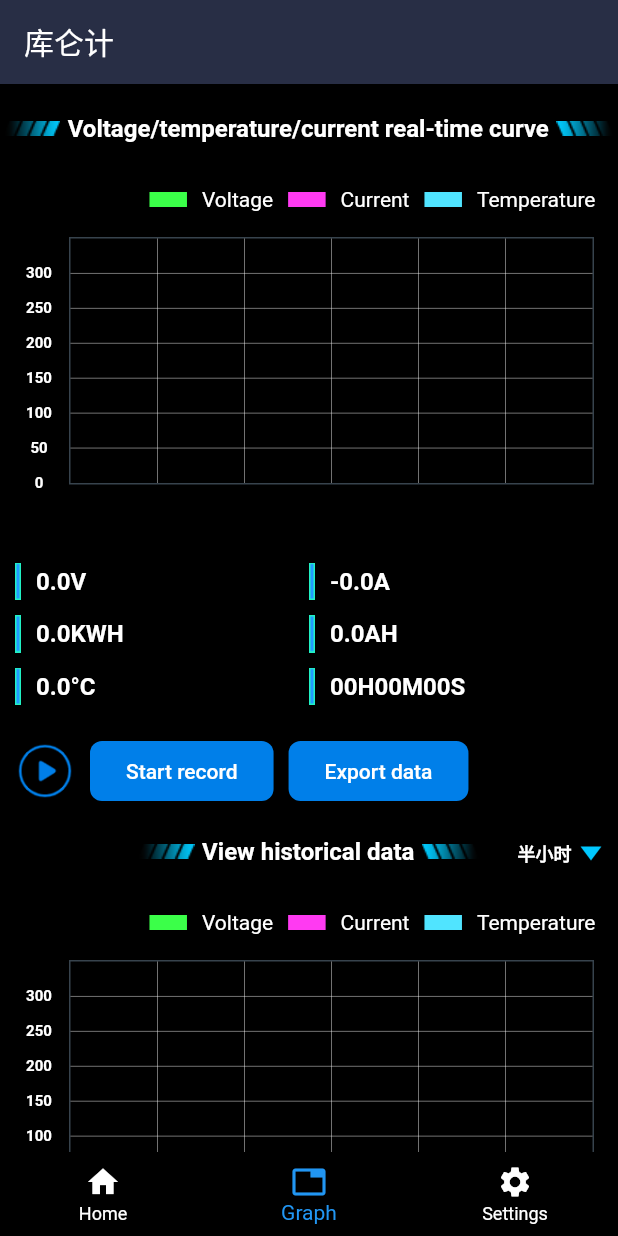
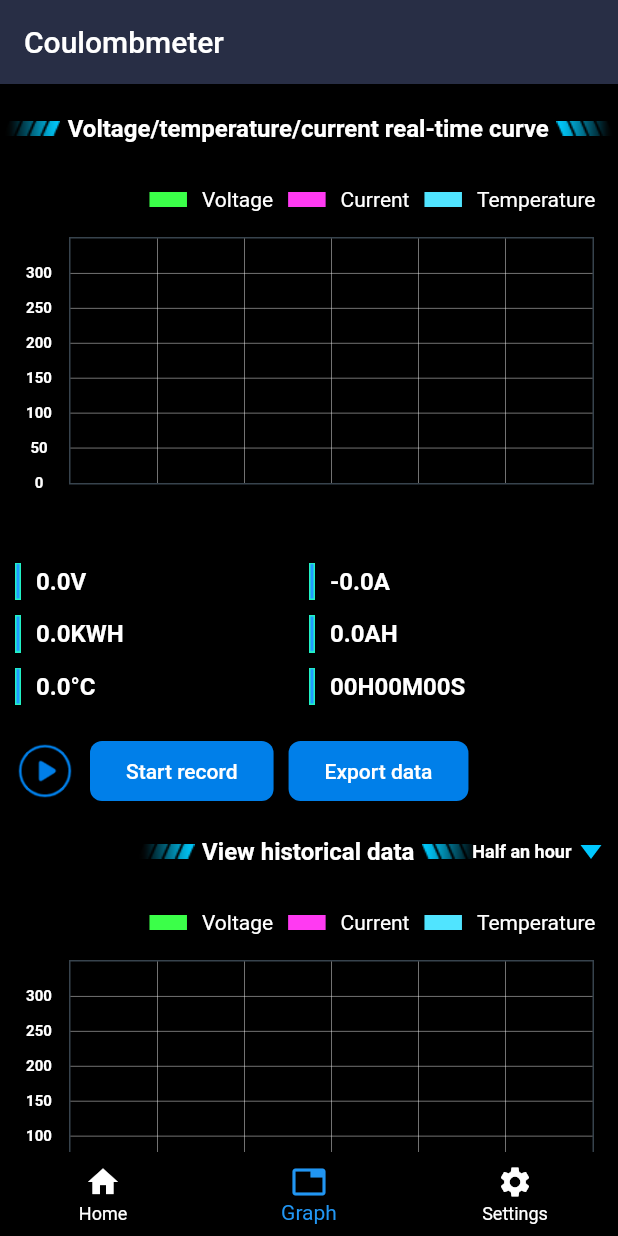
Before and after one commit to JeromeLydia/flutter_qinglan, a Flutter app: the screen it shows after launch, item 2 of the bottom bar chosen, on a phone screen of 412 x 824 dp. Run offline on Flutter 3.47's test engine with Material 2 defaults, Android fonts, the phone set to English and light mode, and no system bars; drawn by our look-alikes of fl_chart; our stand-ins replace device_info_plus, flutter_blue_plus, flutter_datetime_picker, fluttertoast, get, get_storage and 5 more; Roboto replaces fonts that are missing (Assistant).

Commit message:
的分公司的

```diff
--- a/lib/res/strings.dart
+++ b/lib/res/strings.dart
@@ -4,6 +4,7 @@ class Messages extends Translations {
   @override
   Map<String, Map<String, String>> get keys => {
         'zh_CN': {
+          '库仑计': '库仑计',
           '首页': '首页',
           '曲线图': '曲线图',
           '设置': '设置',
@@ -72,10 +73,13 @@ class Messages extends Translations {
           "请输入低温恢复值": "请输入低温恢复值",
           "请输入继电器延时": "请输入继电器延时",
           "请选择继电器工作模式": "请选择继电器工作模式",
-          "请输入上电默认输出": "请输入上电默认输出",
-          "请选择温度模式": "请选择温度模式",
+          "请选择上电默认输出": "请选择上电默认输出",
+          "请选择温控模式": "请选择温控模式",
+          "控制充电继电器": "控制充电继电器",
+          "控制放电继电器": "控制放电继电器",
           "请选择语言": "请选择语言",
           "请选择定时时间值": "请选择定时时间值",
+          "选择日期": "选择日期",
           "请选择定时模式": "请选择定时模式",
           "请输入充电电流系数微调": "请输入充电电流系数微调",
           "请输入放电电流系数微调": "请输入放电电流系数微调",
@@ -108,6 +112,7 @@ class Messages extends Translations {
           "倍": "倍",
         },
         "zh_TW": {
+          '库仑计': '庫倫計',
           '首页': '首頁',
           '曲线图': '曲線圖',
           '设置': '設置',
@@ -174,10 +179,13 @@ class Messages extends Translations {
           "请输入继电器延时": "請輸入繼電器延時",
           "请输入充电过压值": "請輸入充電過壓值",
           "请输入放电欠压值": "請輸入放電欠壓值",
-          "请输入继电器工作模式": "請輸入繼電器工作模式",
-          "请输入上电默认输出": "請輸入上電默認輸出",
-          "请输入温度控制": "請輸入溫度控制",
+          "请选择继电器工作模式": "請選擇繼電器工作模式",
+          "请选择上电默认输出": "請選擇上電默認輸出",
+          "请选择温控模式": "請選擇溫控模式",
           "请输入定时模式": "請輸入定時模式",
+          "选择日期": "選擇日期",
+          "控制充电继电器": "控制充電繼電器",
+          "控制放电继电器": "控制放電繼電器",
           "请输入充电电流系数微调": "請輸入充電電流係數微調",
           "请输入放电电流系数微调": "請輸入放電電流係數微調",
           "请输入通讯地址码": "請輸入通訊地址碼",
@@ -209,6 +217,7 @@ class Messages extends Translations {
           "倍": "倍",
         },
         'en_US': {
+          '库仑计': 'Coulombmeter',
           '首页': 'Home',
           '曲线图': 'Graph',
           '设置': 'Settings',
@@ -277,11 +286,14 @@ class Messages extends Translations {
           "请输入低温恢复值": "Please enter the low-temperature recovery value",
           "请输入继电器延时": "Please enter the relay delay time",
           "请选择继电器工作模式": "Please select the relay working mode",
-          "请输入上电默认输出": "Please enter the default output at power-on",
-          "请选择温度模式": "Please select the temperature mode",
+          "请选择上电默认输出": "Please select the default output at power-on",
+          "请选择温控模式": "Please select the temperature control mode",
           "请选择语言": "Please select the language",
           "请选择定时时间值": "Please select the timing time value",
+          "选择日期": "Select date",
           "请选择定时模式": "Please select the timing mode",
+          "控制充电继电器": "Control charging relay",
+          "控制放电继电器": "Control discharging relay",
           "请输入充电电流系数微调":
               "Please enter the fine-tuning coefficient for charging current",
           "请输入放电电流系数微调":
--- a/lib/ui/dialog/dialogs.dart
+++ b/lib/ui/dialog/dialogs.dart
@@ -451,6 +451,10 @@ void bottomSheet(List<String> list, Function ok) {
       widgets.add(
         InkWell(
             onTap: () {
+              if (i == list.length - 1) {
+                Get.back();
+                return;
+              }
               ok(i);
               Get.back();
             },
--- a/lib/ui/pages/chart/chart.dart
+++ b/lib/ui/pages/chart/chart.dart
@@ -238,17 +238,17 @@ class _ChartState extends State<Chart> {
                       children: [
                         Text(
                             _currentIndex.value == 0
-                                ? "半小时"
+                                ? "半小时".tr
                                 : _currentIndex.value == 1
-                                    ? "1小时"
+                                    ? "1小时".tr
                                     : _currentIndex.value == 2
-                                        ? "2小时"
+                                        ? "2小时".tr
                                         : _currentIndex.value == 3
-                                            ? "3小时"
+                                            ? "3小时".tr
                                             : _currentIndex.value == 4
-                                                ? "5小时"
+                                                ? "5小时".tr
                                                 : _currentIndex.value == 5
-                                                    ? "10小时"
+                                                    ? "10小时".tr
                                                     : "",
                             style: const TextStyle(
                                 color: Colors.white,
--- a/lib/ui/pages/set/set.dart
+++ b/lib/ui/pages/set/set.dart
@@ -166,13 +166,14 @@ void onItemClick(
         });
         break;
       case 7:
-        inputDialog("请输入继电器延时".tr, "${"数值范围".tr}:0-200", "${"单位".tr}:秒", 0, 200,
+        inputDialog(
+            "请输入继电器延时".tr, "${"数值范围".tr}:0-200", "${"单位".tr}:${"秒".tr}", 0, 200,
             (double input) {
           homeController.sendData(SET_DEL, input: input);
         });
         break;
       case 8:
-        chooseDialog("请选择继电器模式".tr, [
+        chooseDialog("请选择继电器工作模式".tr, [
           "工作模式一".tr,
           "工作模式二".tr,
           "工作模式三".tr,
@@ -193,7 +194,7 @@ void onItemClick(
         });
         break;
       case 12:
-        selectDialog(context, "请选择定时时间".tr, (int count) {
+        selectDialog(context, "请选择定时时间值".tr, (int count) {
           homeController.sendData(SET_STE, input: count.toDouble());
         });
         break;
--- a/pubspec.yaml
+++ b/pubspec.yaml
@@ -24,6 +24,7 @@ dependencies:
   flutter_datetime_picker: ^1.5.1
   intl: ^0.18.1
   google_fonts: ^4.0.4
+  excel: ^2.1.0
 
 dev_dependencies:
   flutter_test:
```
Also changed, not shown: pubspec.lock.
